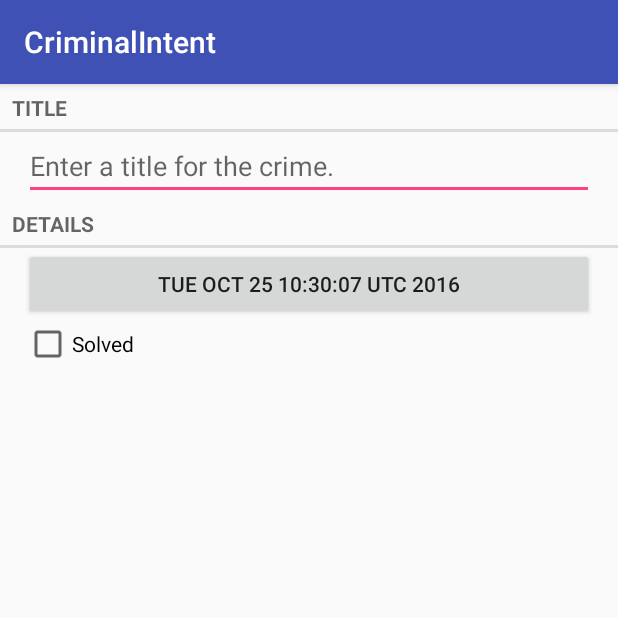
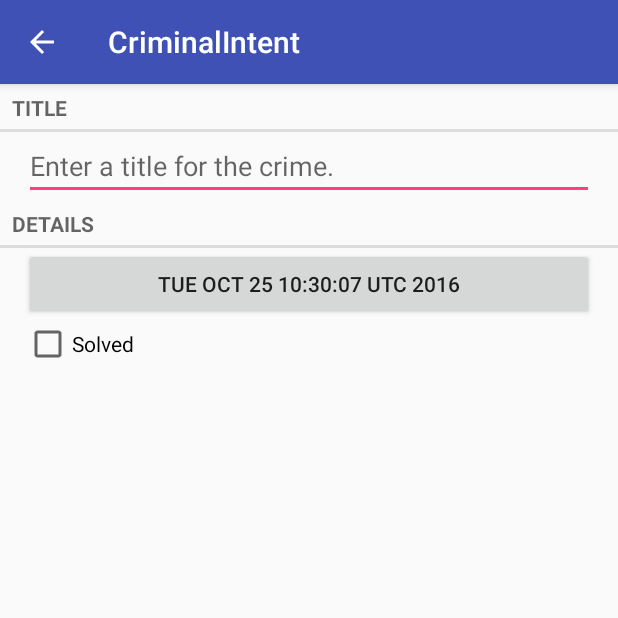
Before and after one commit to bard-cmsc374/hw03-adding-another-dialog-ma8642, an Android app: the screen it shows after launch (CrimePagerActivity), after a tap on "New Crime", on a phone screen of 412 x 824 dp, the top half of it. Run offline under Robolectric (Android 15) with nearby library versions, the phone set to English and light mode, and no system bars.

Commit message:
Fully implemented Chapter 13

```diff
--- a/app/src/main/AndroidManifest.xml
+++ b/app/src/main/AndroidManifest.xml
@@ -17,7 +17,8 @@
         </activity>
         <activity
             android:name=".CrimePagerActivity"
-            android:label="@string/app_name">
+            android:label="@string/app_name"
+            android:parentActivityName=".CrimeListActivity">  <!--allows you to have an up button-->
             <!--<intent-filter>       We have changed so that CrimeListActivity is the launcher activity
                 <action android:name="android.intent.action.MAIN" />
 
--- a/app/src/main/java/com/bignerdranch/android/criminalintent/CrimeListFragment.java
+++ b/app/src/main/java/com/bignerdranch/android/criminalintent/CrimeListFragment.java
@@ -3,6 +3,7 @@ package com.bignerdranch.android.criminalintent;
 import android.content.Intent;
 import android.os.Bundle;
 import android.support.v4.app.Fragment;
+import android.support.v7.app.AppCompatActivity;
 import android.support.v7.widget.LinearLayoutManager;
 import android.support.v7.widget.RecyclerView;
 import android.view.LayoutInflater;
@@ -27,8 +28,11 @@ import java.util.List;
  */
 public class CrimeListFragment extends Fragment {
 
+    private static final String SAVED_SUBTITLE_VISIBLE = "subtitle";
+
     private RecyclerView mCrimeRecyclerView;
     private CrimeAdapter mAdapter;  //a controller object that sits between the recycler view and the data set to be displayed
+    private boolean mSubtitleVisible;
 
     @Override
     public void onCreate(Bundle savedInstanceState) { //let fragment manager know that CrimeListFragment needs to receive menu callbacks
@@ -45,6 +49,10 @@ public class CrimeListFragment extends Fragment {
         mCrimeRecyclerView = (RecyclerView) view.findViewById(R.id.crime_recycler_view);
         mCrimeRecyclerView.setLayoutManager(new LinearLayoutManager(getActivity()));
 
+        if (savedInstanceState != null) {  //saving subtitle visibility
+            mSubtitleVisible = savedInstanceState.getBoolean(SAVED_SUBTITLE_VISIBLE);
+        }
+
         updateUI();
 
         return view;
@@ -57,9 +65,22 @@ public class CrimeListFragment extends Fragment {
     }
 
     @Override
+    public void onSaveInstanceState(Bundle outState) {
+        super.onSaveInstanceState(outState);
+        outState.putBoolean(SAVED_SUBTITLE_VISIBLE, mSubtitleVisible);
+    }
+
+    @Override
     public void onCreateOptionsMenu(Menu menu, MenuInflater inflater) {  //inflates menu
         super.onCreateOptionsMenu(menu, inflater);
         inflater.inflate(R.menu.fragment_crime_list, menu);
+
+        MenuItem subtitleItem = menu.findItem(R.id.menu_item_show_subtitle);  //trigger a re-creation of the action items when the user presses on the Show Subtitle action item.
+        if (mSubtitleVisible) {
+            subtitleItem.setTitle(R.string.hide_subtitle);  //has a new string that gives you the option to hide subtitle
+        } else {
+            subtitleItem.setTitle(R.string.show_subtitle);
+        }
     }
 
     @Override
@@ -72,9 +93,27 @@ public class CrimeListFragment extends Fragment {
                         .newIntent(getActivity(), crime.getId());
                 startActivity(intent);
                 return true;
+            case R.id.menu_item_show_subtitle:
+                mSubtitleVisible = !mSubtitleVisible;
+                getActivity().invalidateOptionsMenu();
+                updateSubtitle();
+                return true;
             default:
                 return super.onOptionsItemSelected(item);
         }
+    }
+
+    private void updateSubtitle() {
+        CrimeLab crimeLab = CrimeLab.get(getActivity());
+        int crimeCount = crimeLab.getCrimes().size();
+        String subtitle = getString(R.string.subtitle_format, crimeCount);
+
+        if (!mSubtitleVisible) {
+            subtitle = null;
+        }
+
+        AppCompatActivity activity = (AppCompatActivity) getActivity();
+        activity.getSupportActionBar().setSubtitle(subtitle);
     }
 
     private void updateUI() {  //sets up CrimeListFragment's user interface
@@ -87,6 +126,8 @@ public class CrimeListFragment extends Fragment {
         } else {
             mAdapter.notifyDataSetChanged();
         }
+
+        updateSubtitle();
     }
 
     private class CrimeHolder extends RecyclerView.ViewHolder implements OnClickListener{
--- a/app/src/main/res/menu/fragment_crime_list.xml
+++ b/app/src/main/res/menu/fragment_crime_list.xml
@@ -6,4 +6,9 @@
         android:icon="@drawable/ic_menu_add"
         android:title="@string/new_crime"
         app:showAsAction="ifRoom|withText"/>
+
+    <item
+        android:id="@+id/menu_item_show_subtitle"
+        android:title="@string/show_subtitle"
+        app:showAsAction="ifRoom"/>
 </menu>
```
